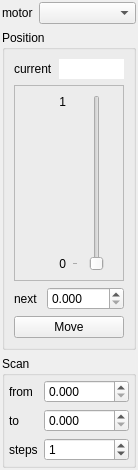
praxes/praxes, file spectromicroscopy/smpgui/ui_scanmotor.ui: the form before one commit.
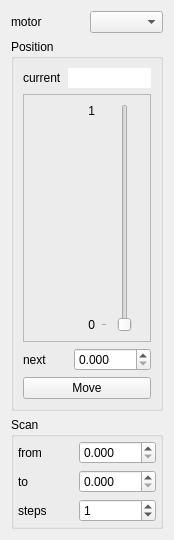
The form after the commit.

Patch:
```diff
--- a/spectromicroscopy/smpgui/ui_scanmotor.ui
+++ b/spectromicroscopy/smpgui/ui_scanmotor.ui
@@ -5,8 +5,8 @@
    <rect>
     <x>0</x>
     <y>0</y>
-    <width>138</width>
-    <height>470</height>
+    <width>165</width>
+    <height>540</height>
    </rect>
   </property>
   <property name="sizePolicy" >
@@ -24,27 +24,7 @@
   <property name="windowTitle" >
    <string>Form</string>
   </property>
-  <layout class="QVBoxLayout" >
-   <property name="leftMargin" >
-    <number>2</number>
-   </property>
-   <property name="topMargin" >
-    <number>2</number>
-   </property>
-   <property name="rightMargin" >
-    <number>2</number>
-   </property>
-   <property name="bottomMargin" >
-    <number>2</number>
-   </property>
-   <item>
     <layout class="QGridLayout" >
-     <property name="leftMargin" >
-      <number>0</number>
-     </property>
-     <property name="horizontalSpacing" >
-      <number>-1</number>
-     </property>
      <item row="0" column="0" >
       <widget class="QLabel" name="motorLabel" >
        <property name="text" >
@@ -55,22 +35,24 @@
      <item row="0" column="1" >
       <widget class="QComboBox" name="motorComboBox" >
        <property name="sizePolicy" >
-        <sizepolicy vsizetype="Fixed" hsizetype="Expanding" >
+      <sizepolicy vsizetype="Preferred" hsizetype="Preferred" >
          <horstretch>0</horstretch>
          <verstretch>0</verstretch>
         </sizepolicy>
        </property>
       </widget>
      </item>
-    </layout>
-   </item>
-   <item>
+   <item row="1" column="0" colspan="2" >
     <widget class="QGroupBox" name="posGroupBox" >
+     <property name="sizePolicy" >
+      <sizepolicy vsizetype="Expanding" hsizetype="Preferred" >
+       <horstretch>0</horstretch>
+       <verstretch>0</verstretch>
+      </sizepolicy>
+     </property>
      <property name="title" >
       <string>Position</string>
      </property>
-     <layout class="QVBoxLayout" >
-      <item>
        <layout class="QGridLayout" >
         <item row="0" column="0" >
          <widget class="QLabel" name="currentPosLabel" >
@@ -79,8 +61,14 @@
           </property>
          </widget>
         </item>
-        <item row="0" column="1" >
+      <item row="0" column="1" colspan="2" >
          <widget class="QLineEdit" name="currentPosReport" >
+        <property name="sizePolicy" >
+         <sizepolicy vsizetype="Preferred" hsizetype="Preferred" >
+          <horstretch>0</horstretch>
+          <verstretch>0</verstretch>
+         </sizepolicy>
+        </property>
           <property name="cursor" >
            <cursorShape>ArrowCursor</cursorShape>
           </property>
@@ -101,20 +89,35 @@
           </property>
          </widget>
         </item>
-       </layout>
-      </item>
-      <item>
+      <item row="1" column="0" colspan="3" >
        <widget class="QFrame" name="frame" >
+        <property name="sizePolicy" >
+         <sizepolicy vsizetype="Expanding" hsizetype="Preferred" >
+          <horstretch>0</horstretch>
+          <verstretch>0</verstretch>
+         </sizepolicy>
+        </property>
         <property name="frameShape" >
          <enum>QFrame::StyledPanel</enum>
         </property>
         <property name="frameShadow" >
          <enum>QFrame::Raised</enum>
         </property>
-        <layout class="QHBoxLayout" >
-         <item>
-          <layout class="QVBoxLayout" >
-           <item>
+        <layout class="QGridLayout" >
+         <item rowspan="3" row="0" column="0" >
+          <spacer>
+           <property name="orientation" >
+            <enum>Qt::Horizontal</enum>
+           </property>
+           <property name="sizeHint" >
+            <size>
+             <width>40</width>
+             <height>20</height>
+            </size>
+           </property>
+          </spacer>
+         </item>
+         <item row="0" column="1" >
             <widget class="QLabel" name="highLim" >
              <property name="sizePolicy" >
               <sizepolicy vsizetype="Preferred" hsizetype="Preferred" >
@@ -130,32 +133,7 @@
              </property>
             </widget>
            </item>
-           <item>
-            <spacer>
-             <property name="orientation" >
-              <enum>Qt::Vertical</enum>
-             </property>
-             <property name="sizeHint" >
-              <size>
-               <width>20</width>
-               <height>40</height>
-              </size>
-             </property>
-            </spacer>
-           </item>
-           <item>
-            <widget class="QLabel" name="lowLim" >
-             <property name="text" >
-              <string>0</string>
-             </property>
-             <property name="alignment" >
-              <set>Qt::AlignRight|Qt::AlignTrailing|Qt::AlignVCenter</set>
-             </property>
-            </widget>
-           </item>
-          </layout>
-         </item>
-         <item>
+         <item rowspan="3" row="0" column="2" >
           <widget class="QSlider" name="nextPosSlider" >
            <property name="sizePolicy" >
             <sizepolicy vsizetype="Expanding" hsizetype="Preferred" >
@@ -189,20 +167,47 @@
            </property>
           </widget>
          </item>
+         <item row="1" column="1" >
+          <spacer>
+           <property name="orientation" >
+            <enum>Qt::Vertical</enum>
+           </property>
+           <property name="sizeHint" >
+            <size>
+             <width>20</width>
+             <height>40</height>
+            </size>
+           </property>
+          </spacer>
+         </item>
+         <item row="2" column="1" >
+          <widget class="QLabel" name="lowLim" >
+           <property name="text" >
+            <string>0</string>
+           </property>
+           <property name="alignment" >
+            <set>Qt::AlignRight|Qt::AlignTrailing|Qt::AlignVCenter</set>
+           </property>
+          </widget>
+         </item>
         </layout>
        </widget>
       </item>
-      <item>
-       <layout class="QGridLayout" >
-        <item row="0" column="0" >
+      <item row="2" column="0" colspan="2" >
          <widget class="QLabel" name="nextPosLabel" >
           <property name="text" >
            <string>next</string>
           </property>
          </widget>
         </item>
-        <item row="0" column="1" >
+      <item row="2" column="2" >
          <widget class="QDoubleSpinBox" name="nextPosSpinBox" >
+        <property name="sizePolicy" >
+         <sizepolicy vsizetype="Preferred" hsizetype="Preferred" >
+          <horstretch>0</horstretch>
+          <verstretch>0</verstretch>
+         </sizepolicy>
+        </property>
           <property name="decimals" >
            <number>3</number>
           </property>
@@ -211,10 +216,14 @@
           </property>
          </widget>
         </item>
-       </layout>
-      </item>
-      <item>
+      <item row="3" column="0" colspan="3" >
        <widget class="QPushButton" name="nextPosPushButton" >
+        <property name="sizePolicy" >
+         <sizepolicy vsizetype="Preferred" hsizetype="Preferred" >
+          <horstretch>0</horstretch>
+          <verstretch>0</verstretch>
+         </sizepolicy>
+        </property>
         <property name="text" >
          <string>Move</string>
         </property>
@@ -223,7 +232,7 @@
      </layout>
     </widget>
    </item>
-   <item>
+   <item row="2" column="0" colspan="2" >
     <widget class="QGroupBox" name="scanGroupBox" >
      <property name="title" >
       <string>Scan</string>
@@ -244,7 +253,7 @@
       <item row="0" column="0" >
        <widget class="QLabel" name="scanFromLabel" >
         <property name="sizePolicy" >
-         <sizepolicy vsizetype="Preferred" hsizetype="Minimum" >
+         <sizepolicy vsizetype="Preferred" hsizetype="Preferred" >
           <horstretch>0</horstretch>
           <verstretch>0</verstretch>
          </sizepolicy>
@@ -257,7 +266,7 @@
       <item row="0" column="1" >
        <widget class="QDoubleSpinBox" name="scanFromSpinBox" >
         <property name="sizePolicy" >
-         <sizepolicy vsizetype="Fixed" hsizetype="Expanding" >
+         <sizepolicy vsizetype="Preferred" hsizetype="Preferred" >
           <horstretch>0</horstretch>
           <verstretch>0</verstretch>
          </sizepolicy>
@@ -273,7 +282,7 @@
       <item row="1" column="0" >
        <widget class="QLabel" name="scanToLabel" >
         <property name="sizePolicy" >
-         <sizepolicy vsizetype="Preferred" hsizetype="Minimum" >
+         <sizepolicy vsizetype="Preferred" hsizetype="Preferred" >
           <horstretch>0</horstretch>
           <verstretch>0</verstretch>
          </sizepolicy>
@@ -286,7 +295,7 @@
       <item row="1" column="1" >
        <widget class="QDoubleSpinBox" name="scanToSpinBox" >
         <property name="sizePolicy" >
-         <sizepolicy vsizetype="Fixed" hsizetype="Expanding" >
+         <sizepolicy vsizetype="Preferred" hsizetype="Preferred" >
           <horstretch>0</horstretch>
           <verstretch>0</verstretch>
          </sizepolicy>
@@ -299,7 +308,7 @@
       <item row="2" column="0" >
        <widget class="QLabel" name="stepsLabel" >
         <property name="sizePolicy" >
-         <sizepolicy vsizetype="Preferred" hsizetype="Minimum" >
+         <sizepolicy vsizetype="Preferred" hsizetype="Preferred" >
           <horstretch>0</horstretch>
           <verstretch>0</verstretch>
          </sizepolicy>
@@ -312,7 +321,7 @@
       <item row="2" column="1" >
        <widget class="QSpinBox" name="scanStepsSpinBox" >
         <property name="sizePolicy" >
-         <sizepolicy vsizetype="Fixed" hsizetype="Expanding" >
+         <sizepolicy vsizetype="Preferred" hsizetype="Preferred" >
           <horstretch>0</horstretch>
           <verstretch>0</verstretch>
          </sizepolicy>
```
Lines whose indentation alone changed are shown as unchanged.
